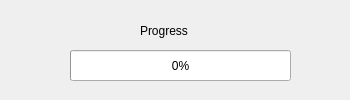
Before: the Qt Designer form UI_File/Reverse_Widget/Progress_Bar.ui in Lyghrock/Programming-Practice-2025-Spring-Project, drawn with Qt 5.
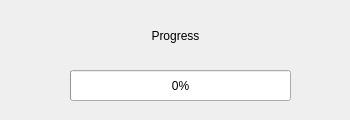
After: the same form once the commit is applied.

The edit to the form file:
```diff
--- a/UI_File/Reverse_Widget/Progress_Bar.ui
+++ b/UI_File/Reverse_Widget/Progress_Bar.ui
@@ -7,19 +7,19 @@
     <x>0</x>
     <y>0</y>
     <width>350</width>
-    <height>100</height>
+    <height>120</height>
    </rect>
   </property>
   <property name="minimumSize">
    <size>
     <width>350</width>
-    <height>100</height>
+    <height>120</height>
    </size>
   </property>
   <property name="maximumSize">
    <size>
     <width>350</width>
-    <height>100</height>
+    <height>120</height>
    </size>
   </property>
   <property name="windowTitle">
@@ -29,7 +29,7 @@
    <property name="geometry">
     <rect>
      <x>70</x>
-     <y>50</y>
+     <y>70</y>
      <width>221</width>
      <height>31</height>
     </rect>
@@ -44,10 +44,10 @@
   <widget class="QLabel" name="Annotations">
    <property name="geometry">
     <rect>
-     <x>140</x>
-     <y>20</y>
-     <width>81</width>
-     <height>21</height>
+     <x>30</x>
+     <y>10</y>
+     <width>291</width>
+     <height>51</height>
     </rect>
    </property>
    <property name="text">
@@ -56,6 +56,9 @@
    <property name="wordWrap">
     <bool>true</bool>
    </property>
+   <property name="alignment">
+    <set>Qt::AlignCenter</set>
+   </property>
   </widget>
  </widget>
  <resources/>
```
